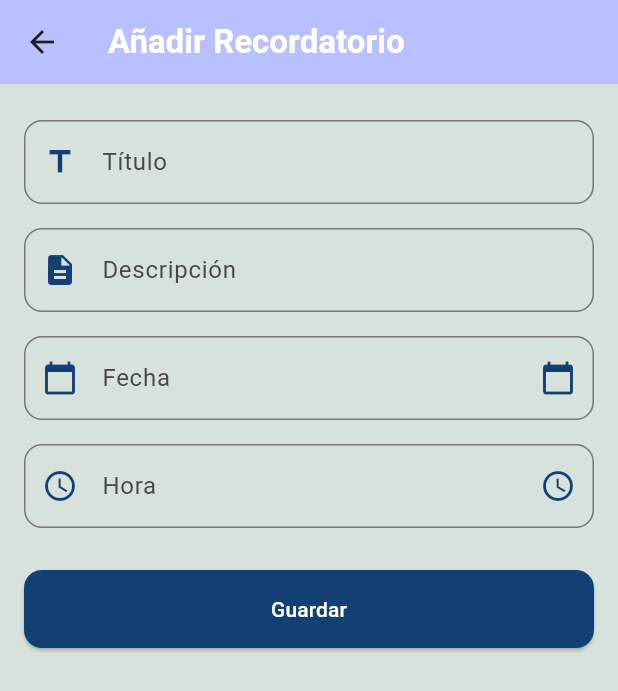
After one commit to LuisPozole/Aila_App, a Flutter app: the HomePage screen opened by its route, after a tap on "Añadir recordatorio", on a phone screen of 412 x 824 dp. The commit adds this screen. Shown: the top 691 px of the screen. Run offline on Flutter 3.47's test engine with Material 3 defaults, Android fonts, the phone set to English and light mode, and no system bars; our stand-ins replace flutter_secure_storage, image_picker; missing offline and left inert: mongo_dart; accounts and stored records are empty.

Commit message:
recordatorios listos

```diff
--- a/lib/services/mongodb_service.dart
+++ b/lib/services/mongodb_service.dart
@@ -14,6 +14,17 @@ class MongoDBService {
     return _db!.collection(collectionName);
   }
 
+  static Future<List<Map<String, dynamic>>> getReminders(String userId) async {
+    var collection = getCollection('Recordatorios');
+    var result = await collection.find({'idUsuario': userId}).toList();
+    return result;
+  }
+
+  static Future<void> addReminder(Map<String, dynamic> reminder) async {
+    var collection = getCollection('Recordatorios');
+    await collection.insert(reminder);
+  }
+
   static Future<void> close() async {
     await _db?.close();
   }
--- /dev/null
+++ b/lib/ui/add_reminder_page.dart
@@ -0,0 +1,195 @@
+import 'package:flutter/material.dart';
+import 'package:flutter_secure_storage/flutter_secure_storage.dart';
+import 'package:aila_/services/mongodb_service.dart';
+import '../utils/constants.dart'; // Asegúrate de importar tus constantes
+
+class AddReminderPage extends StatefulWidget {
+  @override
+  _AddReminderPageState createState() => _AddReminderPageState();
+}
+
+class _AddReminderPageState extends State<AddReminderPage> {
+  final _formKey = GlobalKey<FormState>();
+  final TextEditingController _titleController = TextEditingController();
+  final TextEditingController _descriptionController = TextEditingController();
+  final TextEditingController _dateController = TextEditingController();
+  final TextEditingController _timeController = TextEditingController();
+  final storage = FlutterSecureStorage();
+  String? userId;
+
+  DateTime? selectedDate;
+  TimeOfDay? selectedTime;
+
+  @override
+  void initState() {
+    super.initState();
+    _loadUserId();
+  }
+
+  Future<void> _loadUserId() async {
+    String? id = await storage.read(key: 'userId');
+    setState(() {
+      userId = id;
+    });
+  }
+
+  Future<void> _selectDate(BuildContext context) async {
+    final DateTime? picked = await showDatePicker(
+      context: context,
+      initialDate: selectedDate ?? DateTime.now(),
+      firstDate: DateTime(2000),
+      lastDate: DateTime(2101),
+    );
+
+    if (picked != null && picked != selectedDate)
+      setState(() {
+        selectedDate = picked;
+        _dateController.text = "${picked.toLocal()}".split(' ')[0];
+      });
+  }
+
+  Future<void> _selectTime(BuildContext context) async {
+    final TimeOfDay? picked = await showTimePicker(
+      context: context,
+      initialTime: selectedTime ?? TimeOfDay.now(),
+    );
+
+    if (picked != null && picked != selectedTime)
+      setState(() {
+        selectedTime = picked;
+        _timeController.text = "${picked.format(context)}";
+      });
+  }
+
+  Future<void> _saveReminder() async {
+    if (!_formKey.currentState!.validate() || userId == null) return;
+
+    if (selectedDate == null || selectedTime == null) {
+      ScaffoldMessenger.of(context).showSnackBar(
+        SnackBar(content: Text('Por favor, selecciona una fecha y hora')),
+      );
+      return;
+    }
+
+    Map<String, dynamic> reminder = {
+      'titulo': _titleController.text,
+      'descripcion': _descriptionController.text,
+      'fecha': selectedDate!.toIso8601String(),
+      'hora': selectedTime!.format(context),
+      'idUsuario': userId,
+    };
+
+    await MongoDBService.addReminder(reminder);
+
+    Navigator.pop(context); // Regresar a la pantalla de recordatorios
+  }
+
+  @override
+  Widget build(BuildContext context) {
+    return Scaffold(
+      backgroundColor: AppColors.background,
+      appBar: AppBar(
+        title: Text("Añadir Recordatorio", style: AppTextStyles.appBarTitle),
+        backgroundColor: AppColors.appBar,
+      ),
+      body: Padding(
+        padding: const EdgeInsets.all(16),
+        child: Form(
+          key: _formKey,
+          child: ListView(
+            children: [
+              _buildTextField(_titleController, "Título", Icons.title),
+              _buildTextField(_descriptionController, "Descripción", Icons.description),
+              _buildDateField(context),
+              _buildTimeField(context),
+              SizedBox(height: 20),
+              ElevatedButton(
+                onPressed: _saveReminder,
+                style: ElevatedButton.styleFrom(
+                  backgroundColor: AppColors.primary,
+                  padding: EdgeInsets.symmetric(vertical: 16),
+                  shape: RoundedRectangleBorder(
+                    borderRadius: BorderRadius.circular(12),
+                  ),
+                ),
+                child: Text("Guardar", style: TextStyle(color: Colors.white)),
+              ),
+            ],
+          ),
+        ),
+      ),
+    );
+  }
+
+  Widget _buildTextField(TextEditingController controller, String label, IconData icon) {
+    return Padding(
+      padding: const EdgeInsets.symmetric(vertical: 8),
+      child: TextFormField(
+        controller: controller,
+        decoration: InputDecoration(
+          labelText: label,
+          prefixIcon: Icon(icon, color: AppColors.primary),
+          border: OutlineInputBorder(
+            borderRadius: BorderRadius.circular(12),
+            borderSide: BorderSide(color: AppColors.primary),
+          ),
+          focusedBorder: OutlineInputBorder(
+            borderRadius: BorderRadius.circular(12),
+            borderSide: BorderSide(color: AppColors.primary),
+          ),
+        ),
+        validator: (value) => value!.isEmpty ? "Por favor, ingresa un $label" : null,
+      ),
+    );
+  }
+
+  Widget _buildDateField(BuildContext context) {
+    return Padding(
+      padding: const EdgeInsets.symmetric(vertical: 8),
+      child: TextFormField(
+        controller: _dateController,
+        decoration: InputDecoration(
+          labelText: "Fecha",
+          prefixIcon: Icon(Icons.calendar_today, color: AppColors.primary),
+          suffixIcon: Icon(Icons.calendar_today, color: AppColors.primary),
+          border: OutlineInputBorder(
+            borderRadius: BorderRadius.circular(12),
+            borderSide: BorderSide(color: AppColors.primary),
+          ),
+          focusedBorder: OutlineInputBorder(
+            borderRadius: BorderRadius.circular(12),
+            borderSide: BorderSide(color: AppColors.primary),
+          ),
+        ),
+        readOnly: true,
+        onTap: () => _selectDate(context),
+        validator: (value) => value!.isEmpty ? "Seleccione una fecha" : null,
+      ),
+    );
+  }
+
+  Widget _buildTimeField(BuildContext context) {
+    return Padding(
+      padding: const EdgeInsets.symmetric(vertical: 8),
+      child: TextFormField(
+        controller: _timeController,
+        decoration: InputDecoration(
+          labelText: "Hora",
+          prefixIcon: Icon(Icons.access_time, color: AppColors.primary),
+          suffixIcon: Icon(Icons.access_time, color: AppColors.primary),
+          border: OutlineInputBorder(
+            borderRadius: BorderRadius.circular(12),
+            borderSide: BorderSide(color: AppColors.primary),
+          ),
+          focusedBorder: OutlineInputBorder(
+            borderRadius: BorderRadius.circular(12),
+            borderSide: BorderSide(color: AppColors.primary),
+          ),
+        ),
+        readOnly: true,
+        onTap: () => _selectTime(context),
+        validator: (value) => value!.isEmpty ? "Seleccione una hora" : null,
+      ),
+    );
+  }
+}
--- a/lib/ui/login_page.dart
+++ b/lib/ui/login_page.dart
@@ -28,7 +28,11 @@ class _LoginPageState extends State<LoginPage> {
           .find({'username': _userController.text}).toList();
 
       if (users.isNotEmpty && users[0]['password'] == encryptedPass) {
+        // Guardar el nombre de usuario y el userId en flutter_secure_storage
         await _storage.write(key: 'loggedUser', value: _userController.text);
+        await _storage.write(key: 'userId', value: users[0]['_id'].toString());  // Guardando el userId
+
+        // Navegar a la página principal
         Navigator.pushReplacement(
           context,
           MaterialPageRoute(builder: (context) => HomePage()),
--- /dev/null
+++ b/lib/ui/reminders_page.dart
@@ -0,0 +1,135 @@
+import 'package:flutter/material.dart';
+import 'package:flutter_secure_storage/flutter_secure_storage.dart';
+import 'package:aila_/services/mongodb_service.dart';
+import 'add_reminder_page.dart';
+import 'package:aila_/utils/constants.dart'; // Asegúrate de importar tus constantes
+
+class RemindersPage extends StatefulWidget {
+  @override
+  _RemindersPageState createState() => _RemindersPageState();
+}
+
+class _RemindersPageState extends State<RemindersPage> {
+  final storage = FlutterSecureStorage();
+  String? userId;
+  List<Map<String, dynamic>> reminders = [];
+
+  @override
+  void initState() {
+    super.initState();
+    _loadUserId();
+  }
+
+  Future<void> _loadUserId() async {
+    String? id = await storage.read(key: 'userId');
+    if (id != null) {
+      setState(() {
+        userId = id;
+      });
+      _fetchReminders();
+    }
+  }
+
+  Future<void> _fetchReminders() async {
+    if (userId == null) return;
+    List<Map<String, dynamic>> data = await MongoDBService.getReminders(userId!);
+    setState(() {
+      reminders = data;
+    });
+  }
+
+  @override
+  Widget build(BuildContext context) {
+    return Scaffold(
+      backgroundColor: AppColors.background,
+      appBar: AppBar(
+        title: Text("Recordatorios", style: AppTextStyles.appBarTitle),
+        backgroundColor: AppColors.appBar,
+      ),
+      body: userId == null
+          ? Center(child: CircularProgressIndicator())
+          : reminders.isEmpty
+              ? _noRemindersWidget(context)
+              : Column(
+                  children: [
+                    Expanded(
+                      child: ListView.builder(
+                        itemCount: reminders.length,
+                        itemBuilder: (context, index) {
+                          var reminder = reminders[index];
+                          return Card(
+                            margin: EdgeInsets.symmetric(vertical: 8, horizontal: 16),
+                            elevation: 4,
+                            shape: RoundedRectangleBorder(
+                              borderRadius: BorderRadius.circular(10),
+                            ),
+                            child: ListTile(
+                              contentPadding: EdgeInsets.all(16),
+                              title: Text(
+                                reminder['titulo'],
+                                style: AppTextStyles.bigTitle,
+                              ),
+                              subtitle: Column(
+                                crossAxisAlignment: CrossAxisAlignment.start,
+                                children: [
+                                  Text(reminder['descripcion'], style: AppTextStyles.bodyText),
+                                  SizedBox(height: 8),
+                                  Text('Fecha: ${reminder['fecha']}', style: AppTextStyles.bodyText),
+                                  Text('Hora: ${reminder['hora']}', style: AppTextStyles.bodyText),
+                                ],
+                              ),
+                            ),
+                          );
+                        },
+                      ),
+                    ),
+                    Padding(
+                      padding: const EdgeInsets.all(16.0),
+                      child: ElevatedButton(
+                        onPressed: () => Navigator.push(
+                          context,
+                          MaterialPageRoute(builder: (context) => AddReminderPage()),
+                        ),
+                        style: ElevatedButton.styleFrom(
+                          backgroundColor: AppColors.primary,
+                          padding: EdgeInsets.symmetric(horizontal: 80, vertical: 16),
+                          shape: RoundedRectangleBorder(
+                            borderRadius: BorderRadius.circular(12),
+                          ),
+                        ),
+                        child: Text("Añadir recordatorio", style: TextStyle(color: Colors.white)),
+                      ),
+                    ),
+                  ],
+                ),
+    );
+  }
+
+  Widget _noRemindersWidget(BuildContext context) {
+    return Center(
+      child: Column(
+        mainAxisAlignment: MainAxisAlignment.center,
+        children: [
+          Text("Ups, aún no tienes recordatorios", style: AppTextStyles.bigTitle),
+          SizedBox(height: 10),
+          Image.asset('assets/mascota3.png', height: 150),
+          SizedBox(height: 10),
+          ElevatedButton(
+            onPressed: () => Navigator.push(
+              context,
+              MaterialPageRoute(builder: (context) => AddReminderPage()),
+            ),
+            style: ElevatedButton.styleFrom(
+              backgroundColor: AppColors.primary,
+              padding: EdgeInsets.symmetric(horizontal: 80, vertical: 16),
+              shape: RoundedRectangleBorder(
+                borderRadius: BorderRadius.circular(12),
+              ),
+            ),
+            child: Text("Añadir recordatorio", style: TextStyle(color: Colors.white)),
+          ),
+        ],
+      ),
+    );
+  }
+}
--- a/lib/widgets/bottom_nav.dart
+++ b/lib/widgets/bottom_nav.dart
@@ -1,18 +1,26 @@
 import 'package:flutter/material.dart';
-import '../utils/constants.dart';
+import 'package:aila_/ui/reminders_page.dart'; // Importa la pantalla de recordatorios
 
 class BottomNav extends StatelessWidget {
   @override
   Widget build(BuildContext context) {
     return BottomNavigationBar(
-      backgroundColor: AppColors.primary,
+      backgroundColor: Colors.blue,
       selectedItemColor: Colors.white,
       unselectedItemColor: Colors.white70,
-      currentIndex: 1, // Resaltar "Hablar" como opción central
+      currentIndex: 1,
+      onTap: (index) {
+        if (index == 0) {
+          Navigator.push(
+            context,
+            MaterialPageRoute(builder: (context) => RemindersPage()),
+          );
+        }
+      },
       items: [
         BottomNavigationBarItem(icon: Icon(Icons.notifications), label: "Recordatorios"),
         BottomNavigationBarItem(icon: Icon(Icons.mic), label: "Hablar"),
-        BottomNavigationBarItem(icon: Icon(Icons.laptop), label: "dispositivos"),
+        BottomNavigationBarItem(icon: Icon(Icons.laptop), label: "Dispositivos"),
       ],
     );
   }
```
